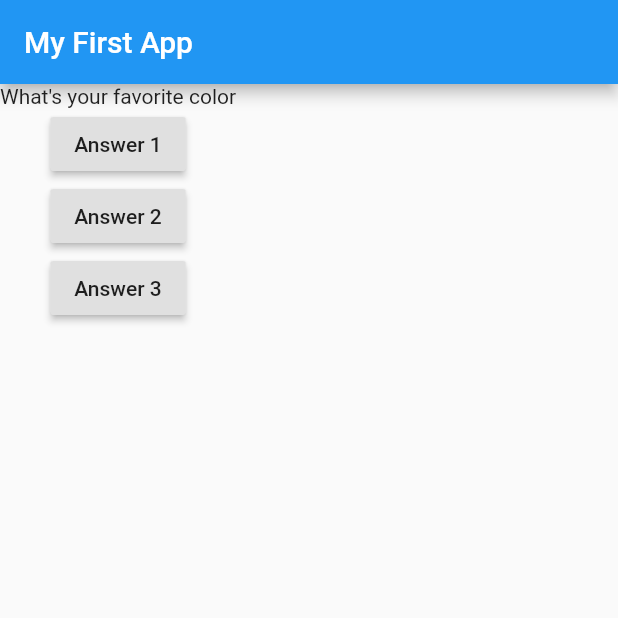
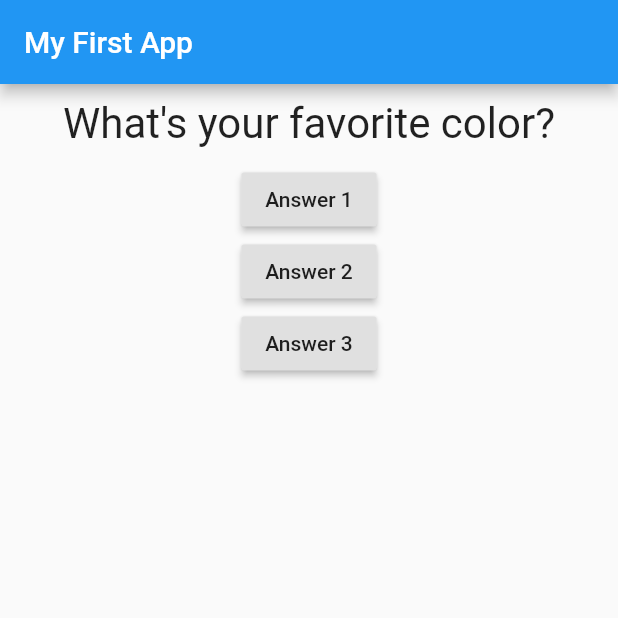
Before and after one commit to OneNetix/Flutter-Quiz, a Flutter app: the screen it shows after launch, on a phone screen of 412 x 824 dp, the top half of it. Run offline on Flutter 3.47's test engine with Material 2 defaults, Android fonts, the phone set to English and light mode, and no system bars.

Commit message:
Styles Added

```diff
--- a/flutter_complete_guide/lib/main.dart
+++ b/flutter_complete_guide/lib/main.dart
@@ -36,8 +36,8 @@ class _MyAppState extends State<MyApp> {
   @override
   Widget build(BuildContext context) {
     var questions = [
-      "What's your favorite color",
-      'What\'s your favorite animal'
+      "What's your favorite color?",
+      'What\'s your favorite animal?'
     ];
     return MaterialApp(
       home: Scaffold(
--- a/flutter_complete_guide/lib/question.dart
+++ b/flutter_complete_guide/lib/question.dart
@@ -1,12 +1,23 @@
 import 'package:flutter/material.dart';
 
 class Question extends StatelessWidget {
-  String questionText;
+  //Property of Question class
+  //Final before a property tells dart that the value will never change after the initalisation
+  final String questionText;
 
   Question(this.questionText);
 
   @override
   Widget build(BuildContext context) {
-    return Text(questionText);
+    return Container(
+      //Container takes the full width of the screen with double.infiity and thus text widget now takes full width of the container allowing it to align center
+      width: double.infinity,
+      margin: EdgeInsets.all(10),
+      child: Text(
+        questionText,
+        style: TextStyle(fontSize: 28),
+        textAlign: TextAlign.center,
+      ),
+    );
   }
 }
```
